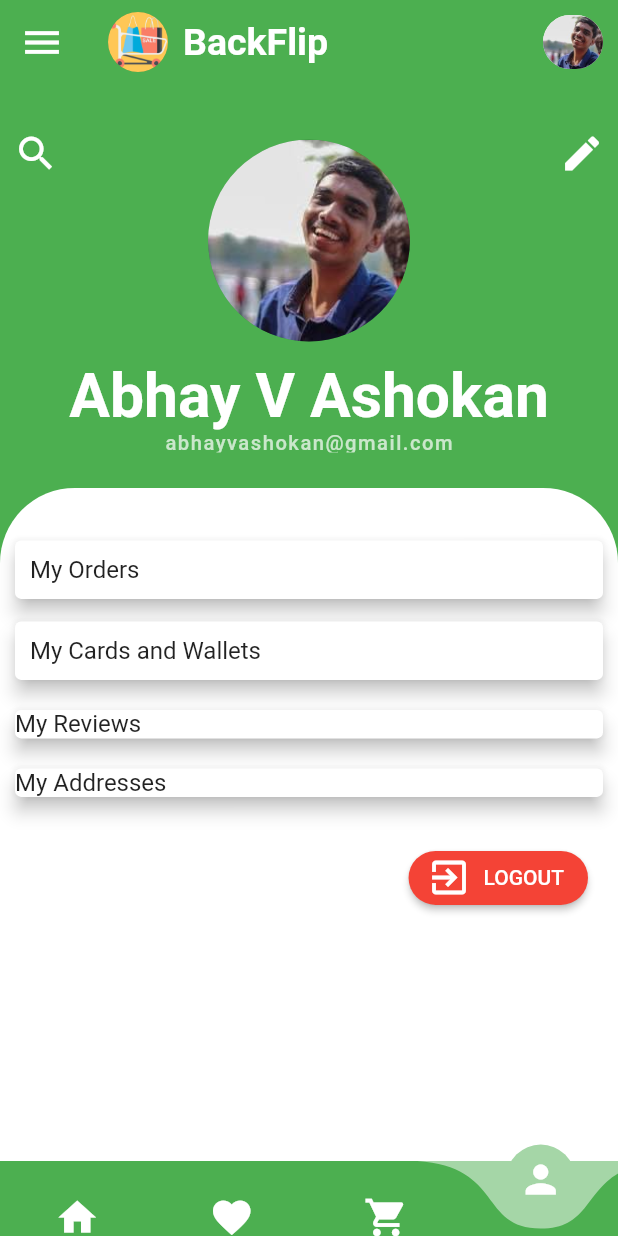
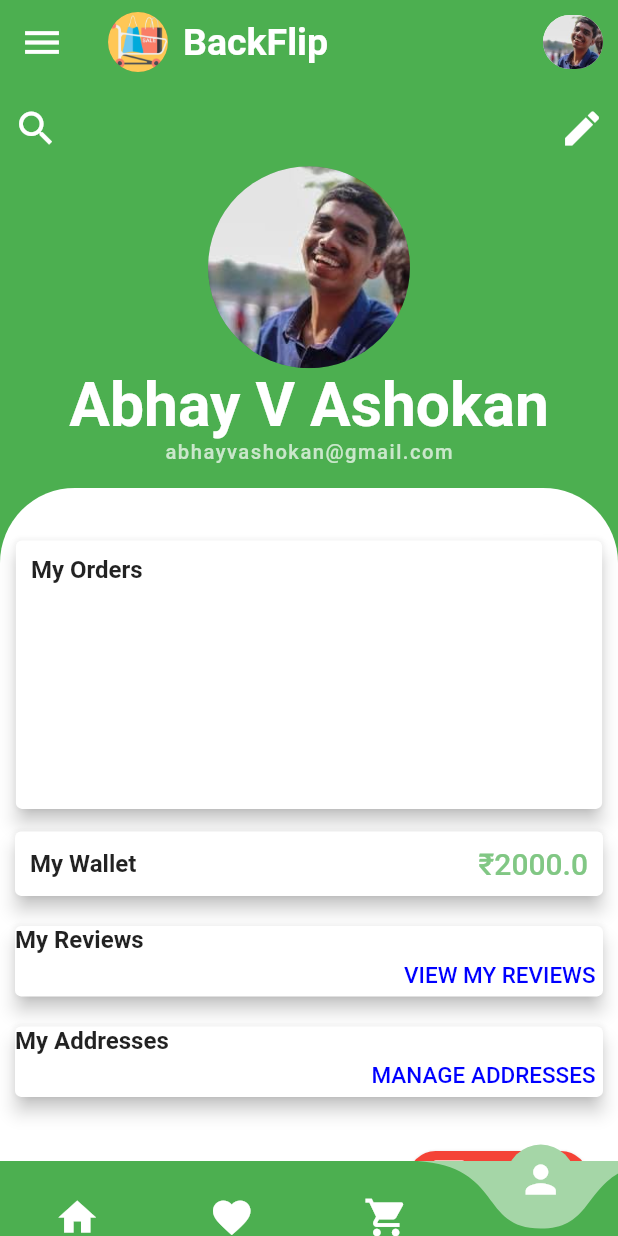
Before and after one commit to AbhayVAshokan/BackFlip, a Flutter app: the Profile screen opened by its route, on a phone screen of 412 x 824 dp. Run offline on Flutter 3.47's test engine with Material 2 defaults, Android fonts, the phone set to English and light mode, and no system bars; drawn by our look-alikes of curved_navigation_bar; our stand-ins replace google_fonts, toast; Roboto replaces fonts that are missing (Quintessential).

Commit message:
completed profile screen

```diff
--- a/lib/models/mobile.dart
+++ b/lib/models/mobile.dart
@@ -113,3 +113,4 @@ List<Mobile> mobiles = [
 
 List<Mobile> favorites = [];
 List<Mobile> cart = [];
+List<Mobile> orders = [];
--- a/lib/screens/profile.dart
+++ b/lib/screens/profile.dart
@@ -1,5 +1,6 @@
 import 'package:flutter/material.dart';
 
+import '../models/mobile.dart';
 import '../widgets/my_appbar.dart';
 import '../widgets/my_bottom_navbar.dart';
 import '../widgets/profile/personal_info.dart';
@@ -7,6 +8,7 @@ import '../widgets/profile/personal_info.dart';
 class Profile extends StatelessWidget {
   @override
   Widget build(BuildContext context) {
+    print(orders);
     return Scaffold(
       backgroundColor: Theme.of(context).primaryColor,
       appBar: myAppBar(
@@ -46,10 +48,28 @@ class Profile extends StatelessWidget {
                               children: <Widget>[
                                 Text(
                                   'My Orders',
-                                  style: Theme.of(context).textTheme.subtitle1,
+                                  style: Theme.of(context)
+                                      .textTheme
+                                      .subtitle1
+                                      .copyWith(
+                                        fontWeight: FontWeight.w600,
+                                      ),
                                 ),
-                                Row(
-                                  children: <Widget>[],
+                                SizedBox(
+                                  height: 20.0,
+                                ),
+                                Container(
+                                  height: 120.0,
+                                  width:
+                                      MediaQuery.of(context).size.width * 0.9,
+                                  child: ListView.builder(
+                                      itemCount: orders.length,
+                                      scrollDirection: Axis.horizontal,
+                                      itemBuilder: (context, index) {
+                                        return Image.asset(
+                                          orders[index].imageUrl,
+                                        );
+                                      }),
                                 ),
                               ],
                             ),
@@ -60,15 +80,28 @@ class Profile extends StatelessWidget {
                           elevation: 5.0,
                           child: Padding(
                             padding: EdgeInsets.all(10.0),
-                            child: Column(
-                              crossAxisAlignment: CrossAxisAlignment.start,
+                            child: Row(
+                              crossAxisAlignment: CrossAxisAlignment.center,
+                              mainAxisAlignment: MainAxisAlignment.spaceBetween,
                               children: <Widget>[
                                 Text(
-                                  'My Cards and Wallets',
-                                  style: Theme.of(context).textTheme.subtitle1,
+                                  'My Wallet',
+                                  style: Theme.of(context)
+                                      .textTheme
+                                      .subtitle1
+                                      .copyWith(
+                                        fontWeight: FontWeight.w600,
+                                      ),
                                 ),
-                                Row(
-                                  children: <Widget>[],
+                                Align(
+                                  alignment: Alignment.bottomRight,
+                                  child: Text(
+                                    '₹2000.0',
+                                    style: Theme.of(context)
+                                        .textTheme
+                                        .headline6
+                                        .copyWith(color: Colors.green[300]),
+                                  ),
                                 ),
                               ],
                             ),
@@ -82,10 +115,24 @@ class Profile extends StatelessWidget {
                             children: <Widget>[
                               Text(
                                 'My Reviews',
-                                style: Theme.of(context).textTheme.subtitle1,
+                                style: Theme.of(context)
+                                    .textTheme
+                                    .subtitle1
+                                    .copyWith(
+                                      fontWeight: FontWeight.w600,
+                                    ),
                               ),
-                              Row(
-                                children: <Widget>[],
+                              Container(
+                                padding: EdgeInsets.all(5.0),
+                                alignment: Alignment.bottomRight,
+                                child: Text(
+                                  'VIEW MY REVIEWS',
+                                  style: TextStyle(
+                                    fontSize: 15.0,
+                                    color: Color(0xFF0000FF),
+                                    fontWeight: FontWeight.w500,
+                                  ),
+                                ),
                               ),
                             ],
                           ),
@@ -98,10 +145,24 @@ class Profile extends StatelessWidget {
                             children: <Widget>[
                               Text(
                                 'My Addresses',
-                                style: Theme.of(context).textTheme.subtitle1,
+                                style: Theme.of(context)
+                                    .textTheme
+                                    .subtitle1
+                                    .copyWith(
+                                      fontWeight: FontWeight.w600,
+                                    ),
                               ),
-                              Row(
-                                children: <Widget>[],
+                              Container(
+                                padding: EdgeInsets.all(5.0),
+                                alignment: Alignment.bottomRight,
+                                child: Text(
+                                  'MANAGE ADDRESSES',
+                                  style: TextStyle(
+                                    fontSize: 15.0,
+                                    color: Color(0xFF0000FF),
+                                    fontWeight: FontWeight.w500,
+                                  ),
+                                ),
                               ),
                             ],
                           ),
--- a/lib/widgets/my_bottom_navbar.dart
+++ b/lib/widgets/my_bottom_navbar.dart
@@ -17,7 +17,6 @@ Widget myBottomNavBar({@required context, @required currentIndex}) {
     animationDuration: Duration(milliseconds: 200),
     onTap: (index) {
       if (index == currentIndex) {
-        print('doing nothing');
       } else if (index == 0) {
         Navigator.pushReplacementNamed(context, '/homescreen');
       } else if (index == 1) {
--- a/lib/widgets/profile/personal_info.dart
+++ b/lib/widgets/profile/personal_info.dart
@@ -5,6 +5,7 @@ class PersonalInfo extends StatelessWidget {
   Widget build(BuildContext context) {
     return LayoutBuilder(builder: (context, constraints) {
       return Container(
+        padding: EdgeInsets.only(bottom: 10.0),
         width: constraints.maxWidth,
         color: Theme.of(context).primaryColor,
         child: Column(
@@ -12,14 +13,13 @@ class PersonalInfo extends StatelessWidget {
           crossAxisAlignment: CrossAxisAlignment.center,
           children: <Widget>[
             Container(
-              height: 0,
               child: Row(
                 mainAxisAlignment: MainAxisAlignment.spaceBetween,
                 children: <Widget>[
                   IconButton(
                     icon: Icon(Icons.search),
                     onPressed: () =>
-                        Navigator.pushReplacementNamed(context, '/homescreen'),
+                        Navigator.pushReplacementNamed(context, '/searchresults'),
                   ),
                   IconButton(
                     icon: Icon(Icons.edit),
@@ -29,7 +29,7 @@ class PersonalInfo extends StatelessWidget {
               ),
             ),
             Padding(
-              padding: EdgeInsets.all(constraints.maxHeight * 0.05),
+              padding: EdgeInsets.all(constraints.maxHeight * 0.005),
               child: CircleAvatar(
                 backgroundImage: AssetImage('assets/images/user.jpeg'),
                 radius: constraints.maxHeight * 0.25,
@@ -43,9 +43,7 @@ class PersonalInfo extends StatelessWidget {
                     fontSize: constraints.maxHeight * 0.15,
                   ),
             ),
-            Container(
-              height: constraints.maxHeight * 0.05,
-              child: Text(
+            Text(
               'abhayvashokan@gmail.com',
               style: Theme.of(context).textTheme.subtitle2.copyWith(
                     color: Colors.white70,
@@ -53,7 +51,6 @@ class PersonalInfo extends StatelessWidget {
                     fontSize: constraints.maxHeight * 0.05,
                   ),
             ),
-            )
           ],
         ),
       );
--- a/lib/widgets/searchresults/mobile_card.dart
+++ b/lib/widgets/searchresults/mobile_card.dart
@@ -108,7 +108,6 @@ class _MobileCardState extends State<MobileCard> {
                                   });
                                   addToFavorites(
                                       widget.mobile, widget.mobile.isLiked);
-                                  print(favorites);
                                 },
                                 child: Container(
                                   decoration: BoxDecoration(
--- a/pubspec.yaml
+++ b/pubspec.yaml
@@ -21,6 +21,7 @@ dependencies:
     sdk: flutter
   curved_navigation_bar: ^0.3.2
   google_fonts: ^0.3.10
+  toast: ^0.1.5
 
 
   # The following adds the Cupertino Icons font to your application.
```
Also changed, not shown: lib/screens/cart.dart (+25 -7 lines), lib/screens/search_results.dart (+39 -3 lines), lib/widgets/cart/bottom_bar.dart (added, +81 -0 lines), pubspec.lock. Lines whose indentation alone changed are shown as unchanged.
